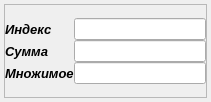
First picture: the form in shiftsummdevicewidget.ui, repository asvitenkov/MRZLab1, before the edit.
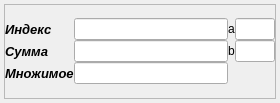
Second picture: the form after the edit.

Diff of the .ui file:
```diff
--- a/shiftsummdevicewidget.ui
+++ b/shiftsummdevicewidget.ui
@@ -6,13 +6,13 @@
    <rect>
     <x>0</x>
     <y>0</y>
-    <width>211</width>
-    <height>102</height>
+    <width>280</width>
+    <height>103</height>
    </rect>
   </property>
   <property name="minimumSize">
    <size>
-    <width>210</width>
+    <width>280</width>
     <height>0</height>
    </size>
   </property>
@@ -41,7 +41,7 @@
       <property name="spacing">
        <number>0</number>
       </property>
-      <item row="0" column="0">
+      <item row="0" column="1">
        <layout class="QGridLayout" name="gridLayout">
         <item row="0" column="0">
          <widget class="QLabel" name="label_3">
@@ -124,6 +124,40 @@
           </property>
          </widget>
         </item>
+        <item row="0" column="2">
+         <widget class="QLabel" name="label_4">
+          <property name="text">
+           <string>a</string>
+          </property>
+         </widget>
+        </item>
+        <item row="1" column="2">
+         <widget class="QLabel" name="label_5">
+          <property name="text">
+           <string>b</string>
+          </property>
+         </widget>
+        </item>
+        <item row="0" column="3">
+         <widget class="QLineEdit" name="firstNumberEdit">
+          <property name="maximumSize">
+           <size>
+            <width>40</width>
+            <height>16777215</height>
+           </size>
+          </property>
+         </widget>
+        </item>
+        <item row="1" column="3">
+         <widget class="QLineEdit" name="secondNumberEdit">
+          <property name="maximumSize">
+           <size>
+            <width>40</width>
+            <height>16777215</height>
+           </size>
+          </property>
+         </widget>
+        </item>
        </layout>
       </item>
      </layout>
```
